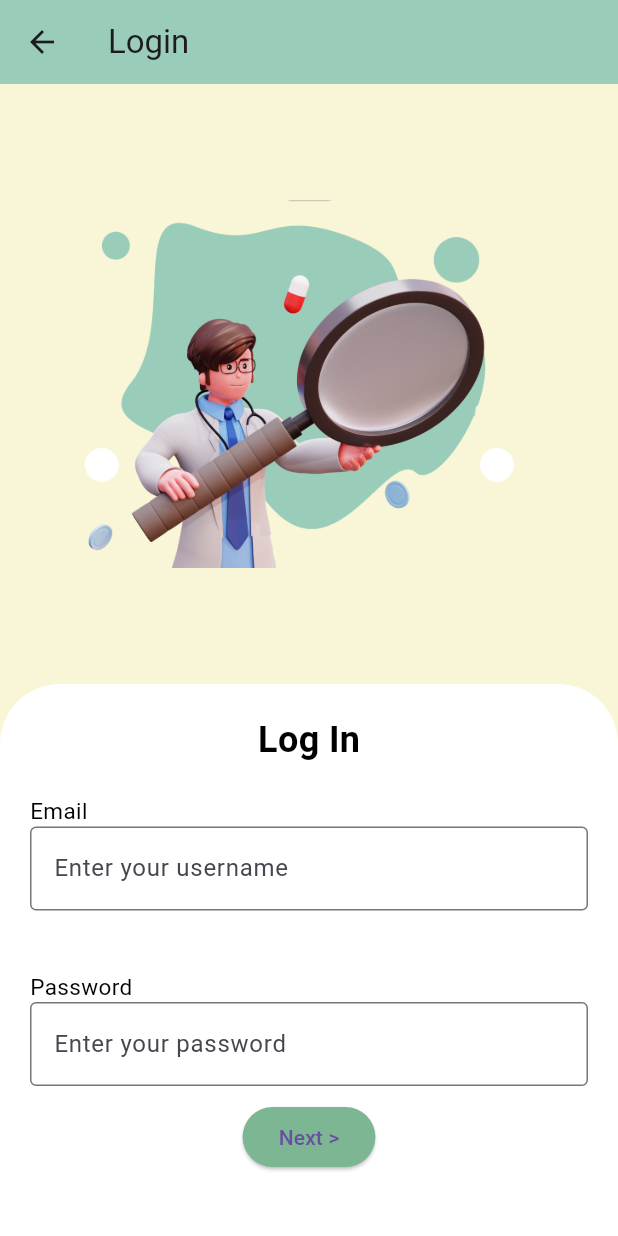
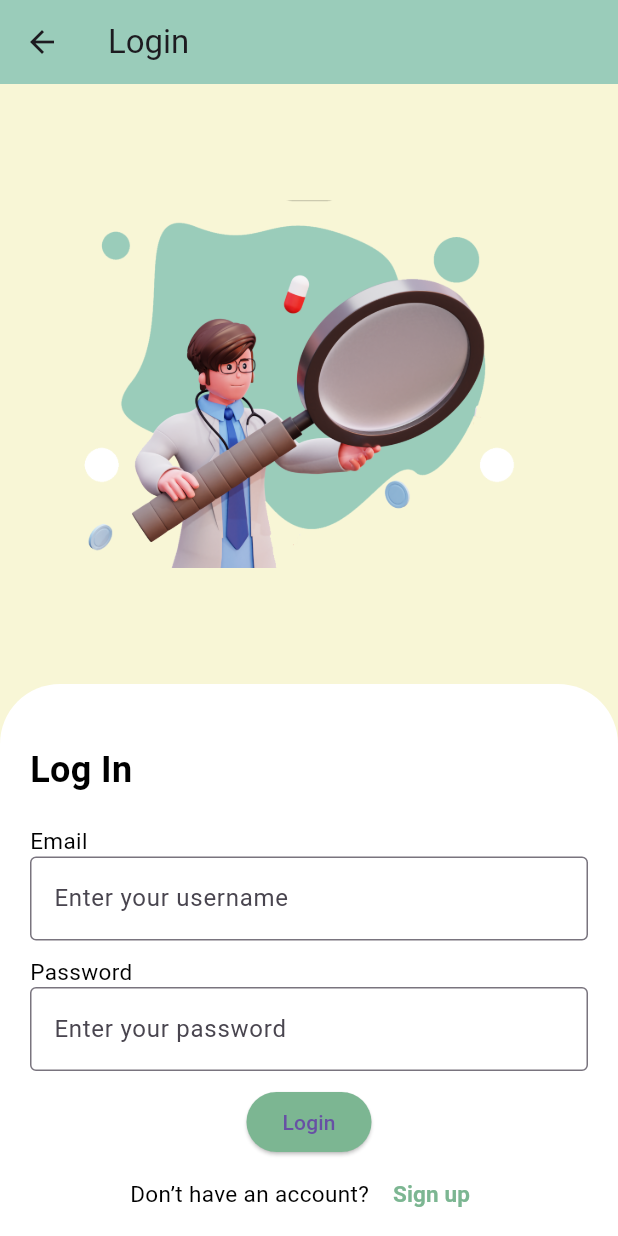
Before and after one commit to pimolnut/project1, a Flutter app: the screen it shows after launch, after a tap on "Next >", on a phone screen of 412 x 824 dp. Run offline on Flutter 3.47's test engine with Material 3 defaults, Android fonts, the phone set to English and light mode, and no system bars.

Commit message:
LoginPage and signupPage finish

```diff
--- a/lib/LoginPage1.dart
+++ b/lib/LoginPage1.dart
@@ -1,4 +1,5 @@
 import 'package:flutter/material.dart';
+import 'package:flutter_application_1/SignUpPage2.dart';
 
 class LoginPage extends StatefulWidget {
   const LoginPage({Key? key}) : super(key: key);
@@ -13,47 +14,49 @@ class _LoginPageState extends State<LoginPage> {
     return Scaffold(
       appBar: AppBar(
         title: const Text('Login'),
-            backgroundColor: const Color(0xFF9accba)),
+        backgroundColor: const Color(0xFF9accba),
+      ),
       backgroundColor: const Color(0xFFF8F6D6),
       body: Center(
-          child: Column(mainAxisAlignment: MainAxisAlignment.center, children: [
+        child: Column(
+          mainAxisAlignment: MainAxisAlignment.center,
+          children: [
             Image.asset(
-              'image/loginPage2.png', // Replace 'your_image.png' with your image asset path
-              width: 344, // Adjust width as needed
-              height: 400, // Adjust height as needed
+              'image/loginPage2.png',
+              width: 344,
+              height: 400,
             ),
             Container(
               width: 544,
               height: 387,
-              // color: Colors.white,
               decoration: BoxDecoration(
                 color: Colors.white,
                 borderRadius: BorderRadius.only(
                   topRight: Radius.circular(40.0),
                   topLeft: Radius.circular(40.0),
-                  )),
+                ),
+              ),
               child: Center(
                 child: Column(
-                      // mainAxisAlignment: MainAxisAlignment.start,
+                  crossAxisAlignment:
+                      CrossAxisAlignment.start, // Move text to the left
                   children: [
                     SizedBox(height: 20),
+                    Padding(
+                      padding: const EdgeInsets.all(20),
+                      child: Column(
+                        crossAxisAlignment:
+                            CrossAxisAlignment.start, // Move text to the left
+                        children: [
                           Text(
                             'Log In',
                             style: TextStyle(
-                        fontSize: 24, // Adjust the font size as needed
-                        fontWeight:
-                            FontWeight.bold, // Adjust the font weight as needed
-                        color: Colors.black, // Adjust the text color as needed
+                              fontSize: 24,
+                              fontWeight: FontWeight.bold,
+                              color: Colors.black,
                             ),
-                    ), // Add space below the "Log In" text
-                    Padding(
-                      padding: const EdgeInsets.all(
-                          20), // Add padding around the column
-                      child: Column(
-                        crossAxisAlignment: CrossAxisAlignment
-                            .start, // Align children to the start (left)
-                        children: [
-                          // SizedBox(height: 20),
+                          ),
+                          SizedBox(height: 20),
                           Text(
                             'Email',
                             style: TextStyle(
@@ -61,24 +64,13 @@ class _LoginPageState extends State<LoginPage> {
                               color: Colors.black,
                             ),
                           ),
-                          // SizedBox(height: 20),
                           TextField(
                             decoration: InputDecoration(
                               hintText: 'Enter your username',
                               border: OutlineInputBorder(),
                             ),
                           ),
-                        ],
-                      ),
-                    ),
-                    // SizedBox(height: 20), // Add space below the "Log In" text
-                    Padding(
-                      padding: const EdgeInsets.all(
-                          20), // Add padding around the column
-                      child: Column(
-                        crossAxisAlignment: CrossAxisAlignment
-                            .start, // Align children to the start (left)
-                        children: [
+                          SizedBox(height: 10),
                           Text(
                             'Password',
                             style: TextStyle(
@@ -86,7 +78,6 @@ class _LoginPageState extends State<LoginPage> {
                               color: Colors.black,
                             ),
                           ),
-                          // SizedBox(height: 20),
                           TextField(
                             decoration: InputDecoration(
                               hintText: 'Enter your password',
@@ -94,33 +85,63 @@ class _LoginPageState extends State<LoginPage> {
                             ),
                           ),
                           SizedBox(
-                            width: 150, // Adjust the width as needed
+                            width: 150,
                             height: 10,
                           ),
                           Center(
                             child: ElevatedButton(
                               onPressed: () {
-                                Navigator.push(
-                                    context,
-                                    MaterialPageRoute(
-                                        builder: (context) => LoginPage()));
+                                // Add login logic here
                               },
                               style: ButtonStyle(
                                 backgroundColor:
                                     MaterialStateProperty.all<Color>(
-                                  Color.fromARGB(255, 124, 182,
-                                      146), // Change the color here
+                                  Color.fromARGB(255, 124, 182, 146),
                                 ),
                               ),
-                              child: const Text('Next >'),
+                              child: const Text('Login'),
                             ),
-                          )
+                          ),
+                          Row(
+                            mainAxisAlignment: MainAxisAlignment.center,
+                            children: [
+                              Text(
+                                'Don’t have an account?',
+                                style: TextStyle(
+                                  fontSize: 15,
+                                  color: Colors.black,
+                                ),
+                              ),
+                              TextButton(
+                                onPressed: () {
+                                  Navigator.push(
+                                    context,
+                                    MaterialPageRoute(
+                                      builder: (context) => SignUpPage(),
+                                    ),
+                                  );
+                                },
+                                child: Text(
+                                  ' Sign up',
+                                  style: TextStyle(
+                                    fontSize: 15,
+                                    color: Color.fromARGB(255, 124, 182, 146),
+                                    fontWeight: FontWeight.bold,
+                                  ),
+                                ),
+                              ),
                             ],
                           ),
-                    )
-                  ])),
-            )
-          ]),
-        ));
+                        ],
+                      ),
+                    ),
+                  ],
+                ),
+              ),
+            ),
+          ],
+        ),
+      ),
+    );
   }
 }
```
Also changed, not shown: lib/SignUpPage2.dart (added, +143 -0 lines). Lines whose indentation alone changed are shown as unchanged.
